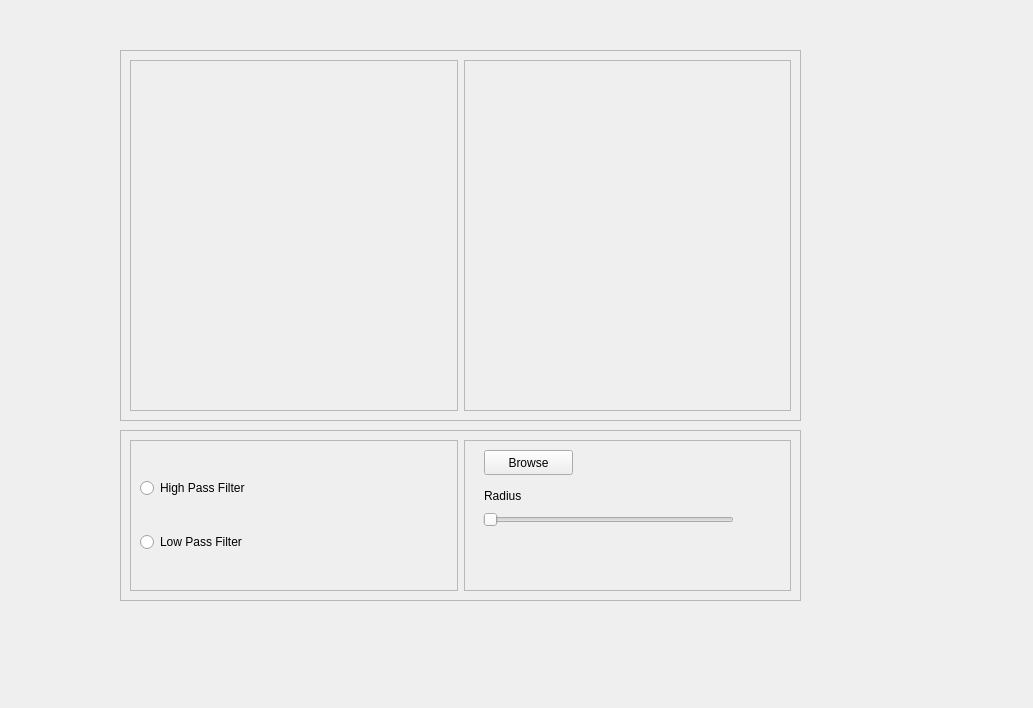
The window that Task1/UI/frequencywidget.ui (SBME2025-ComputerVision/Task1_CV_CPP) describes before a commit, drawn with Qt 5.
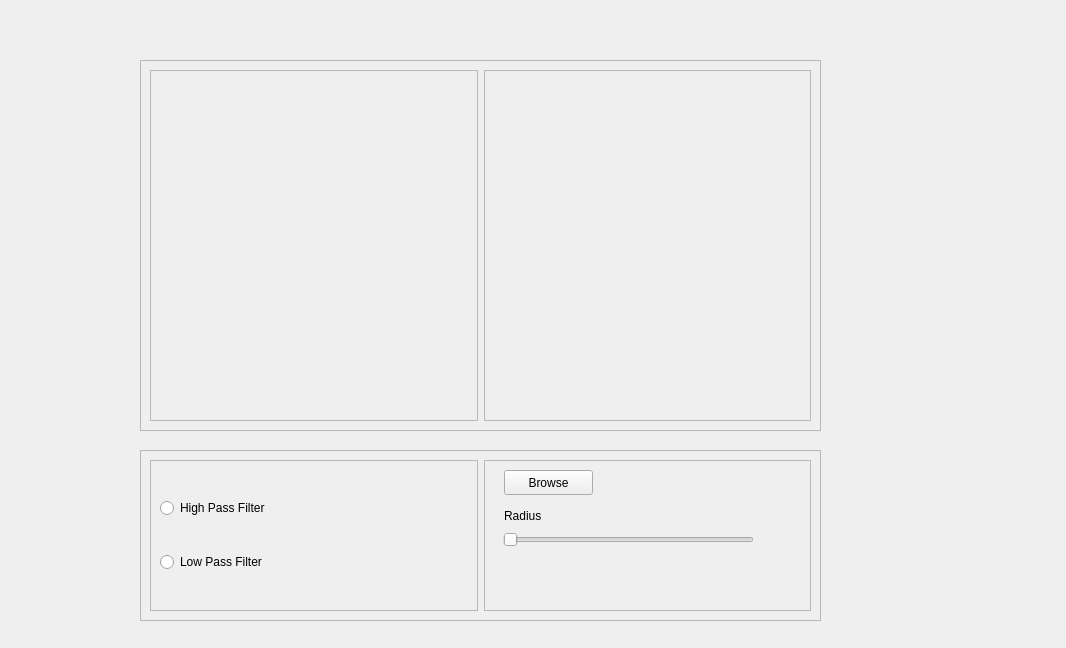
The same window after the commit.

```diff
--- a/Task1/UI/frequencywidget.ui
+++ b/Task1/UI/frequencywidget.ui
@@ -6,8 +6,8 @@
    <rect>
     <x>0</x>
     <y>0</y>
-    <width>1033</width>
-    <height>708</height>
+    <width>1066</width>
+    <height>648</height>
    </rect>
   </property>
   <property name="windowTitle">
@@ -16,8 +16,8 @@
   <widget class="QFrame" name="frame_3">
    <property name="geometry">
     <rect>
-     <x>120</x>
-     <y>50</y>
+     <x>140</x>
+     <y>60</y>
      <width>681</width>
      <height>371</height>
     </rect>
@@ -80,8 +80,8 @@
   <widget class="QFrame" name="frame_6">
    <property name="geometry">
     <rect>
-     <x>120</x>
-     <y>430</y>
+     <x>140</x>
+     <y>450</y>
      <width>681</width>
      <height>171</height>
     </rect>
```
Left out of the diff: 4 changed lines with no effect on the pictures.
